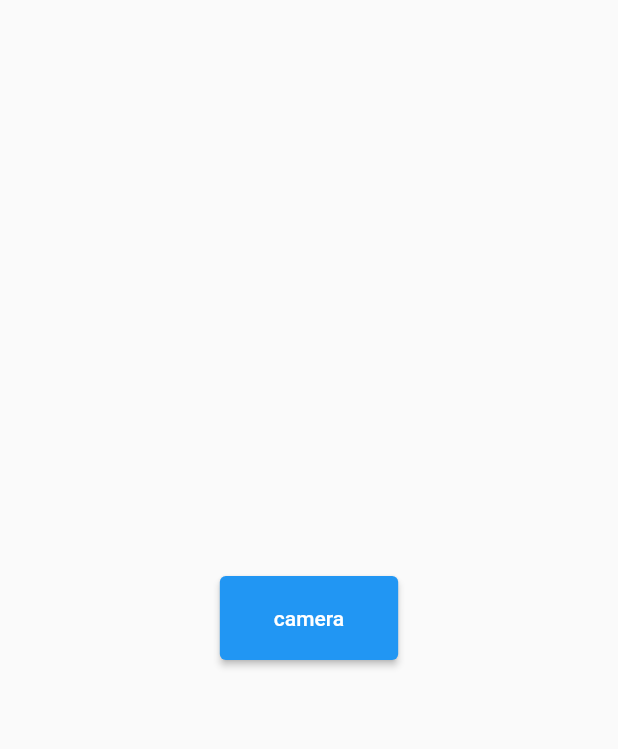
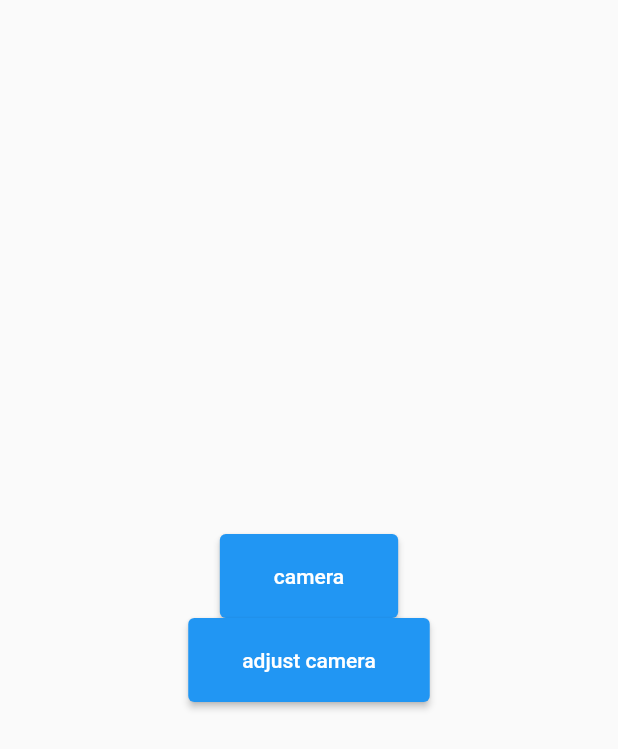
Before and after one commit to quannh270593/ai_plugin, a Flutter app: the screen it shows after launch, on a phone screen of 412 x 824 dp. Shown: the top 749 px of the screen. Run offline on Flutter 3.47's test engine with Material 2 defaults, Android fonts, the light colour scheme and no system bars; our stand-ins replace camera, get, image_picker, permission_handler, plugin_platform_interface; missing offline and left inert: exif, google_mlkit_commons, google_mlkit_pose_detection.

Commit message:
init adjust camera feature

```diff
--- a/example/lib/app/routes/app_pages.dart
+++ b/example/lib/app/routes/app_pages.dart
@@ -1,3 +1,5 @@
+import 'package:ai_plugin_example/app/modules/adjust_camera/adjust_camera_view.dart';
+import 'package:ai_plugin_example/app/modules/adjust_camera/binding/adjust_camera_binding.dart';
 import 'package:ai_plugin_example/main.dart';
 import 'package:get/get.dart';
 
@@ -19,9 +21,13 @@ class AppPages {
     ),
   ];
   static final mainRoutes = [
+    GetPage(name: _Paths.MAIN, page: () => MainApp()),
+  ];
+  static final adjustRoutes = [
     GetPage(
-      name: _Paths.MAIN,
-      page: () => MainApp()
+      name: _Paths.ADJUST,
+      page: () => AdjustCameraView(),
+      binding: AdjustCameraBinding(),
     ),
   ];
 }
--- a/example/lib/app/routes/app_routes.dart
+++ b/example/lib/app/routes/app_routes.dart
@@ -5,10 +5,12 @@ abstract class Routes {
   Routes._();
   static const HOME = _Paths.HOME;
   static const MAIN = _Paths.MAIN;
+  static const ADJUST = _Paths.ADJUST;
 }
 
 abstract class _Paths {
   _Paths._();
   static const HOME = '/home';
   static const MAIN = '/main';
+  static const ADJUST = '/adjust';
 }
--- a/example/lib/main.dart
+++ b/example/lib/main.dart
@@ -1,3 +1,4 @@
+import 'package:ai_plugin_example/app/modules/adjust_camera/adjust_camera_view.dart';
 import 'package:ai_plugin_example/app/modules/home/views/home_view.dart';
 import 'package:flutter/material.dart';
 import 'package:camera/camera.dart';
@@ -31,27 +32,6 @@ class _MainAppState extends State<MainApp> {
   @override
   void initState() {
     super.initState();
-    // if(cameras.isNotEmpty){
-    //   controller = CameraController(cameras[0], ResolutionPreset.max);
-    // }
-    //
-    // controller.initialize().then((_) {
-    //   if (!mounted) {
-    //     return;
-    //   }
-    //   setState(() {});
-    // }).catchError((Object e) {
-    //   if (e is CameraException) {
-    //     switch (e.code) {
-    //       case 'CameraAccessDenied':
-    //         print('User denied camera access.');
-    //         break;
-    //       default:
-    //         print('Handle other errors.');
-    //         break;
-    //     }
-    //   }
-    // });
 
     Permission.storage.request();
     Permission.camera.request();
@@ -60,20 +40,36 @@ class _MainAppState extends State<MainApp> {
   @override
   Widget build(BuildContext context) {
     return Scaffold(
-      body: Center(
-        child: ElevatedButton(
+      body: SafeArea(
+        child: Center(
+          child: Column(
+            mainAxisSize: MainAxisSize.min,
+            children: [
+              ElevatedButton(
                 onPressed: () {
-            // Get.put(GetMaterialApp(
-            //   title: "Application",
-            //   initialRoute: AppPages.INITIAL,
-            //   getPages: AppPages.routes,
-            // ));
                   Navigator.push(
-                context, MaterialPageRoute(builder: (context) => HomeView()));
+                    context,
+                    MaterialPageRoute(builder: (context) => HomeView()),
+                  );
                 },
                 child: Container(
                   padding: EdgeInsets.all(20),
                   child: Text("camera"),
+                ),
+              ),
+              ElevatedButton(
+                onPressed: () {
+                  Navigator.push(
+                    context,
+                    MaterialPageRoute(builder: (context) => AdjustCameraView()),
+                  );
+                },
+                child: Container(
+                  padding: const EdgeInsets.all(20),
+                  child: const Text("adjust camera"),
+                ),
+              ),
+            ],
           ),
         ),
       ),
--- a/example/pubspec.yaml
+++ b/example/pubspec.yaml
@@ -63,8 +63,8 @@ flutter:
   uses-material-design: true
 
   # To add assets to your application, add an assets section, like this:
-  # assets:
-  #   - images/a_dot_burr.jpeg
+  assets:
+    - assets/body_outline.png
   #   - images/a_dot_ham.jpeg
 
   # An image asset can refer to one or more resolution-specific "variants", see
```
Also changed, not shown: example/lib/app/modules/adjust_camera/adjust_camera_view.dart (added, +63 -0 lines), example/lib/app/modules/adjust_camera/binding/adjust_camera_binding.dart (added, +11 -0 lines), example/lib/app/modules/adjust_camera/controller/adjust_camera_controller.dart (added, +24 -0 lines), example/assets/body_outline.png (added). Lines whose indentation alone changed are shown as unchanged.
